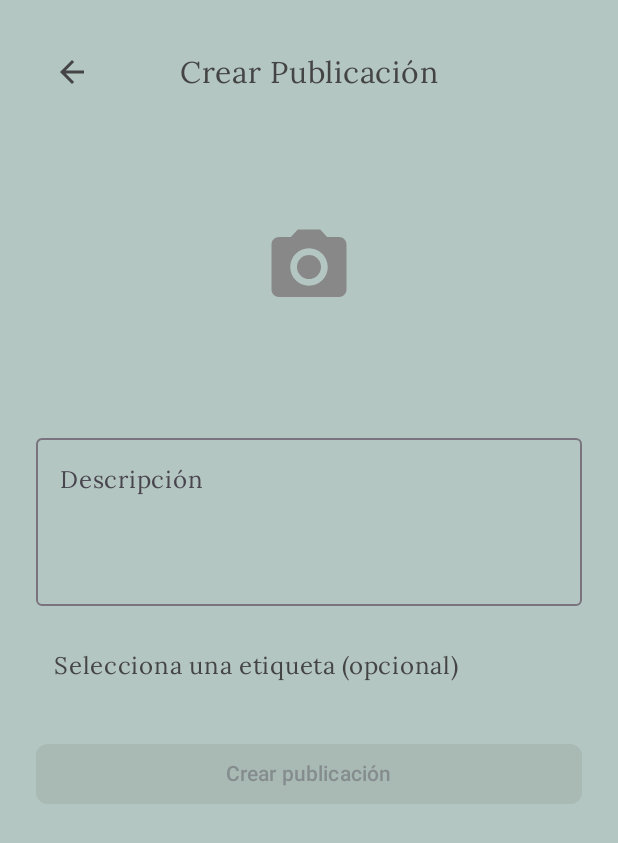
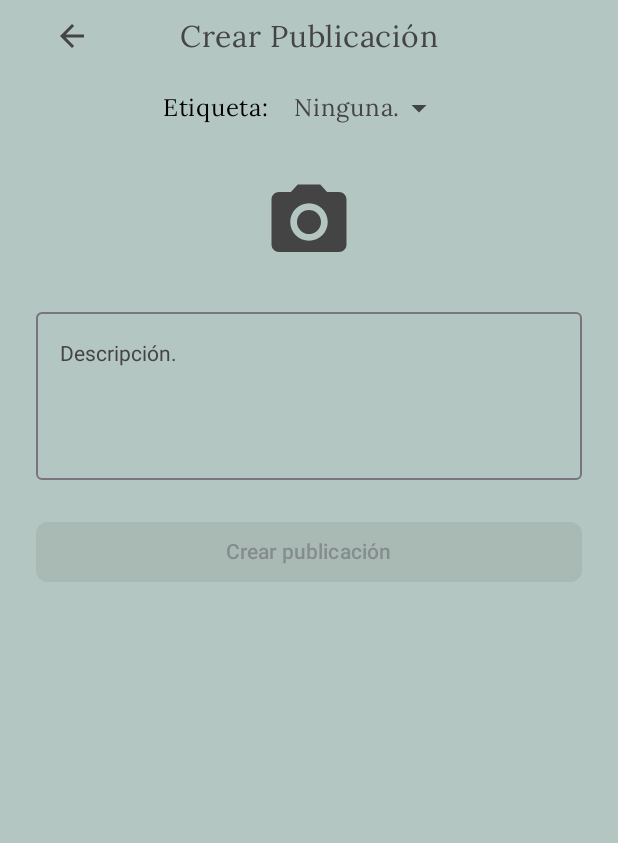
Before and after one commit to emermelada/ArtCenter, an Android app built with Jetpack Compose: the composable PublicationScreen shown on its own in the app's theme, on a phone screen of 412 x 824 dp. Shown: the top 843 px of the screen. Run offline under Robolectric (Android 15) with nearby library versions, the phone set to English and light mode, and no system bars; network calls fail; pictures from the network do not load; 1 statement that could not run was skipped.

Commit message:
Borde a las imagenes seleccionadas al crear publicacion,

```diff
--- a/app/src/main/java/com/emermelada/artcenter/ui/screens/publication/PublicationScreen.kt
+++ b/app/src/main/java/com/emermelada/artcenter/ui/screens/publication/PublicationScreen.kt
@@ -4,22 +4,29 @@ import android.net.Uri
 import androidx.activity.compose.rememberLauncherForActivityResult
 import androidx.activity.result.contract.ActivityResultContracts
 import androidx.compose.foundation.Image
+import androidx.compose.foundation.background
+import androidx.compose.foundation.border
 import androidx.compose.foundation.clickable
 import androidx.compose.foundation.layout.*
+import androidx.compose.foundation.rememberScrollState
 import androidx.compose.foundation.shape.RoundedCornerShape
+import androidx.compose.foundation.verticalScroll
 import androidx.compose.material3.*
 import androidx.compose.material.icons.Icons
 import androidx.compose.material.icons.automirrored.filled.ArrowBack
 import androidx.compose.material.icons.filled.ArrowBack
+import androidx.compose.material.icons.filled.ArrowDropDown
 import androidx.compose.material.icons.filled.Check
 import androidx.compose.material.icons.filled.PhotoCamera
 import androidx.compose.runtime.*
 import androidx.compose.ui.Alignment
 import androidx.compose.ui.Modifier
+import androidx.compose.ui.draw.clip
 import androidx.compose.ui.graphics.Color
 import androidx.compose.ui.layout.ContentScale
 import androidx.compose.ui.platform.LocalContext
 import androidx.compose.ui.text.TextStyle
+import androidx.compose.ui.unit.DpOffset
 import androidx.compose.ui.unit.dp
 import androidx.compose.ui.unit.sp
 import androidx.hilt.navigation.compose.hiltViewModel
@@ -27,6 +34,7 @@ import coil.compose.rememberAsyncImagePainter
 import com.emermelada.artcenter.data.model.tags.Tag
 import com.emermelada.artcenter.ui.UiState
 import com.emermelada.artcenter.ui.navigation.Destinations
+import com.emermelada.artcenter.ui.theme.DarkBlue
 import java.io.File
 import java.io.FileOutputStream
 
@@ -46,6 +54,8 @@ fun PublicationScreen(
 
     var expandedTags by remember { mutableStateOf(false) }
     var selectedTagName by remember { mutableStateOf<String?>(null) }
+
+    val scrollState = rememberScrollState()
 
     // Selector de imagen usando ActivityResultLauncher
     val pickImage = rememberLauncherForActivityResult(ActivityResultContracts.GetContent()) { uri: Uri? ->
@@ -72,7 +82,7 @@ fun PublicationScreen(
     Column(
         modifier = Modifier
             .fillMaxSize()
-            .padding(24.dp),
+            .padding(horizontal = 24.dp),
         horizontalAlignment = Alignment.CenterHorizontally
     ) {
         Box(
@@ -99,68 +109,42 @@ fun PublicationScreen(
             }
         }
 
-        Spacer(modifier = Modifier.height(16.dp))
+        Row(
+            modifier = Modifier.fillMaxWidth(),
+            verticalAlignment = Alignment.CenterVertically,
+            horizontalArrangement = Arrangement.Center
+        ) {
+            Text(text = "Etiqueta: ")
 
-        // Mostrar imagen seleccionada o botón para seleccionar
+            // Aquí el Box para el desplegable con texto + icono
             Box(
-            modifier = Modifier
-                .size(180.dp)
-                .clickable { pickImage.launch("image/*") },
-            contentAlignment = Alignment.Center
+                modifier = Modifier.wrapContentSize(Alignment.TopStart)
             ) {
-            if (selectedImageUri != null) {
-                Image(
-                    painter = rememberAsyncImagePainter(selectedImageUri),
-                    contentDescription = "Imagen seleccionada",
-                    modifier = Modifier.fillMaxSize(),
-                    contentScale = ContentScale.Crop
-                )
-            } else {
-                Icon(
-                    imageVector = Icons.Default.PhotoCamera,
-                    contentDescription = "Selecciona una imagen",
-                    tint = Color.Gray,
-                    modifier = Modifier.size(60.dp)
-                )
-            }
-        }
-
-        Spacer(modifier = Modifier.height(16.dp))
-
-        // Descripción
-        OutlinedTextField(
-            value = descripcion,
-            onValueChange = { descripcion = it },
-            label = { Text("Descripción") },
-            modifier = Modifier
-                .fillMaxWidth()
-                .height(120.dp),
-            textStyle = TextStyle(color = Color.DarkGray),
-            maxLines = 4
-        )
-
-        Spacer(modifier = Modifier.height(16.dp))
-
-        // Selector de etiqueta (opcional)
-        Box(
-            modifier = Modifier
-                .fillMaxWidth()
-                .wrapContentSize(Alignment.TopStart)
-        ) {
-            Text(
-                text = selectedTagName ?: "Selecciona una etiqueta (opcional)",
+                Row(
                     modifier = Modifier
                         .clickable { expandedTags = !expandedTags }
                         .padding(12.dp),
+                    verticalAlignment = Alignment.CenterVertically
+                ) {
+                    Text(
+                        text = selectedTagName ?: "Ninguna.",
                         color = Color.DarkGray
                     )
+                    Icon(
+                        imageVector = Icons.Default.ArrowDropDown,
+                        contentDescription = "Abrir menú desplegable",
+                        tint = Color.DarkGray
+                    )
+                }
+
                 DropdownMenu(
                     expanded = expandedTags,
                     onDismissRequest = { expandedTags = false },
-                modifier = Modifier.fillMaxWidth()
+                    modifier = Modifier.wrapContentWidth(), // ancho solo necesario
+                    offset = DpOffset(x = 0.dp, y = 0.dp)  // ajusta la posición justo abajo del texto
                 ) {
                     DropdownMenuItem(
-                    text = { Text("Ninguna") },
+                        text = { Text("Ninguna", style = TextStyle(color = Color.White)) },
                         onClick = {
                             selectedTagName = null
                             viewModel.selectedTagId = null
@@ -172,7 +156,7 @@ fun PublicationScreen(
                             val tags = (tagsState as UiState.Success<List<Tag>>).data
                             tags.forEach { tag ->
                                 DropdownMenuItem(
-                                text = { Text(tag.nombre) },
+                                    text = { Text(tag.nombre, style = TextStyle(color = Color.White)) },
                                     onClick = {
                                         selectedTagName = tag.nombre
                                         viewModel.selectedTagId = tag.id
@@ -191,6 +175,48 @@ fun PublicationScreen(
                     }
                 }
             }
+        }
+
+        if (selectedImageUri != null) {
+            Image(
+                painter = rememberAsyncImagePainter(selectedImageUri),
+                contentDescription = "Imagen seleccionada",
+                modifier = Modifier
+                    .padding(24.dp)
+                    .clickable { pickImage.launch("image/*") }
+                    .heightIn(max = 350.dp)                      // altura tope
+                    .wrapContentWidth()                          // ancho según proporción
+                    .clip(RoundedCornerShape(12.dp))             // recorta la forma
+                    .border(2.dp, DarkBlue, RoundedCornerShape(12.dp)), // borde pegado
+                contentScale = ContentScale.Fit                // escala manteniendo proporción
+            )
+        } else {
+            Spacer(modifier = Modifier.size(22.dp))
+            Icon(
+                imageVector = Icons.Default.PhotoCamera,
+                contentDescription = "Selecciona una imagen",
+                tint = Color.DarkGray,
+                modifier = Modifier
+                    .size(60.dp)
+                    .clickable { pickImage.launch("image/*") }
+            )
+            Spacer(modifier = Modifier.size(22.dp))
+        }
+
+        // Descripción
+        OutlinedTextField(
+            value = descripcion,
+            onValueChange = { descripcion = it },
+            label = { Text(
+                "Descripción.",
+                style = TextStyle(color = Color.DarkGray)
+            ) },
+            modifier = Modifier
+                .fillMaxWidth()
+                .height(120.dp),
+            textStyle = TextStyle(color = Color.DarkGray),
+            maxLines = 4
+        )
 
         Spacer(modifier = Modifier.height(24.dp))
 
```
Lines whose indentation alone changed are shown as unchanged.
